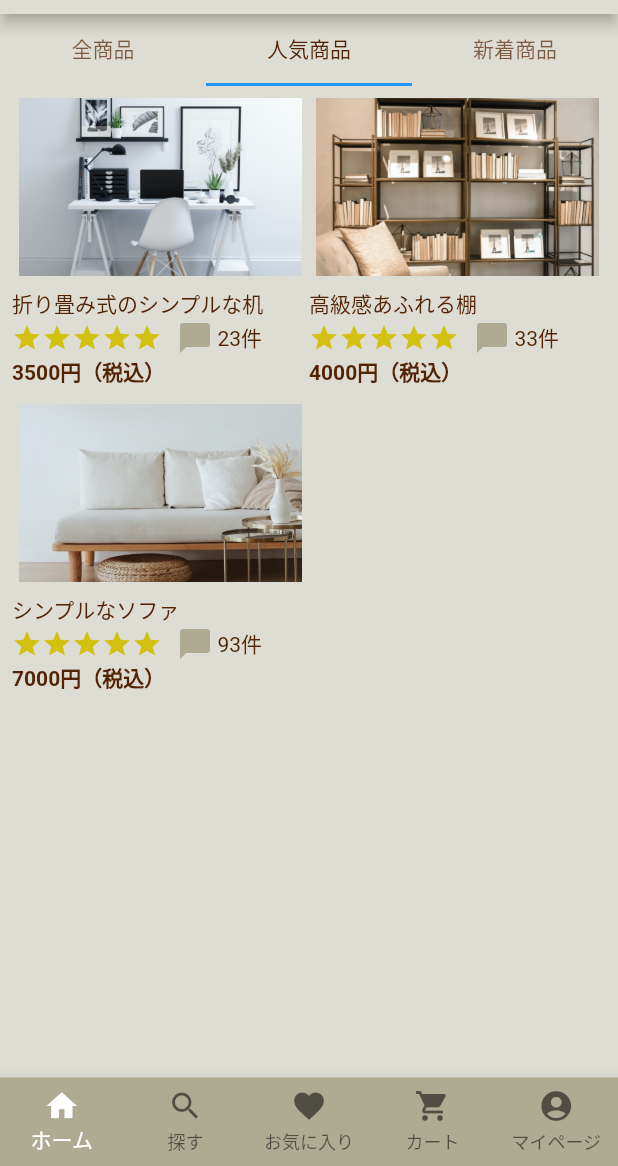
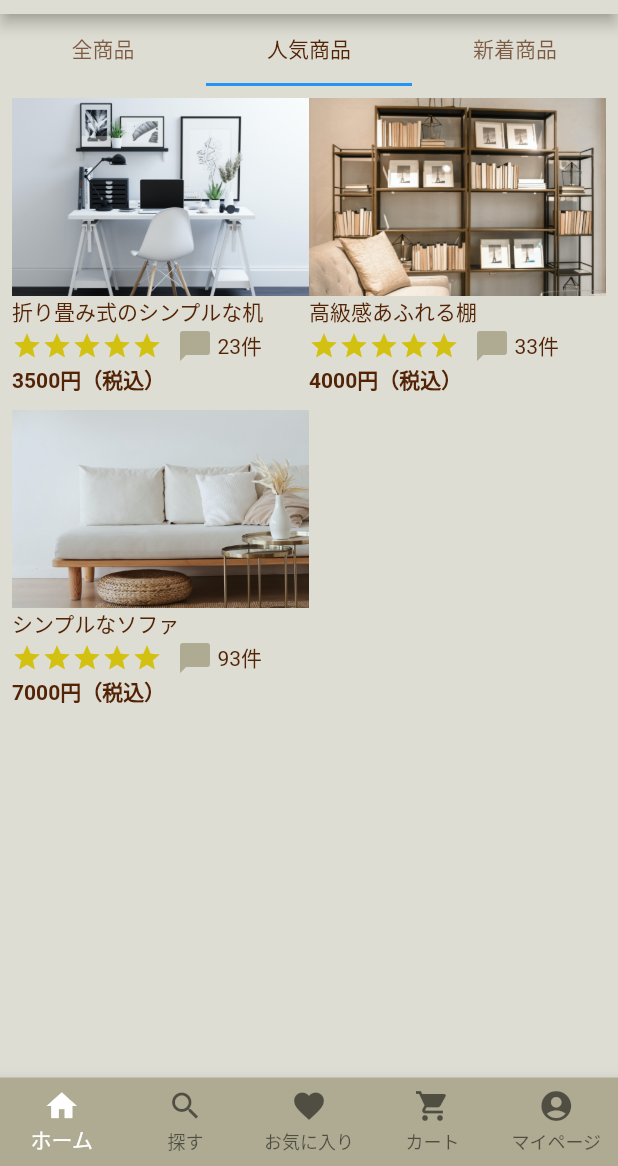
Before and after one commit to soundring/murasame-ec, a Flutter app: the screen it shows after launch, tab 2 chosen, on a phone screen of 412 x 824 dp, the part 70-1236 px from its top. Run offline on Flutter 3.47's test engine with Material 2 defaults, Android fonts, the light colour scheme and no system bars; drawn by our look-alikes of flutter_rating_bar; our stand-ins replace flutter_hooks, flutter_riverpod, freezed_annotation, hooks_riverpod, state_notifier.

Commit message:
:wrench:overflowになる問題に対応

```diff
--- a/lib/product/widgets/product_list_tile_widget.dart
+++ b/lib/product/widgets/product_list_tile_widget.dart
@@ -1,6 +1,8 @@
+import 'package:flutter/cupertino.dart';
 import 'package:flutter/material.dart';
 import 'package:flutter_rating_bar/flutter_rating_bar.dart';
 import 'package:murasame_ec/product/model/entities/entities.dart';
+import 'package:murasame_ec/product/pages/product_detail_page.dart';
 
 class ProductListTileWidget extends StatelessWidget {
   const ProductListTileWidget({required this.product, Key? key})
@@ -10,26 +12,39 @@ class ProductListTileWidget extends StatelessWidget {
 
   @override
   Widget build(BuildContext context) {
-    return Column(children: <Widget>[
-      ClipRect(
+    return GestureDetector(
+      onTap: () {
+        Navigator.push(context, MaterialPageRoute<void>(builder: (context) {
+          return ProductDetailPage(
+            product: product,
+          );
+        }));
+      },
+      child: Column(children: <Widget>[
+        Expanded(
+          flex: 5,
+          child: Container(
+            decoration: BoxDecoration(
+              image: DecorationImage(
+                image: AssetImage(product.image_path),
+                fit: BoxFit.cover,
+              ),
+            ),
+          ),
+        ),
+        Expanded(
+          flex: 0,
           child: Align(
-            alignment: Alignment.center,
-            widthFactor: 0.95,
-            heightFactor: 0.6,
-            child: Image.asset(product.image_path)),
-      ),
-      Container(
-        padding: const EdgeInsets.symmetric(vertical: 8),
-        child: Column(
-          children: [
-            Align(
             alignment: Alignment.topLeft,
             child: Text(
               product.name,
               overflow: TextOverflow.ellipsis,
             ),
           ),
-            Row(
+        ),
+        Expanded(
+          flex: 0,
+          child: Row(
             children: <Widget>[
               RatingBar.builder(
                 initialRating: product.star,
@@ -56,16 +71,18 @@ class ProductListTileWidget extends StatelessWidget {
               )
             ],
           ),
-            Align(
+        ),
+        Expanded(
+          flex: 0,
+          child: Align(
             alignment: Alignment.topLeft,
             child: Text(
               '${product.price}円（税込）',
               style: Theme.of(context).textTheme.caption,
             ),
           ),
-          ],
         ),
-      ),
-    ]);
+      ]),
+    );
   }
 }
--- a/lib/product/widgets/product_list_widget.dart
+++ b/lib/product/widgets/product_list_widget.dart
@@ -16,7 +16,7 @@ class ProductListWidget extends HookWidget {
         shrinkWrap: true,
         gridDelegate: const SliverGridDelegateWithFixedCrossAxisCount(
           crossAxisCount: 2,
-          mainAxisSpacing: 6,
+          mainAxisSpacing: 10,
         ),
         itemCount: products.length,
         itemBuilder: (BuildContext context, int index) {
```
Lines whose indentation alone changed are shown as unchanged.
